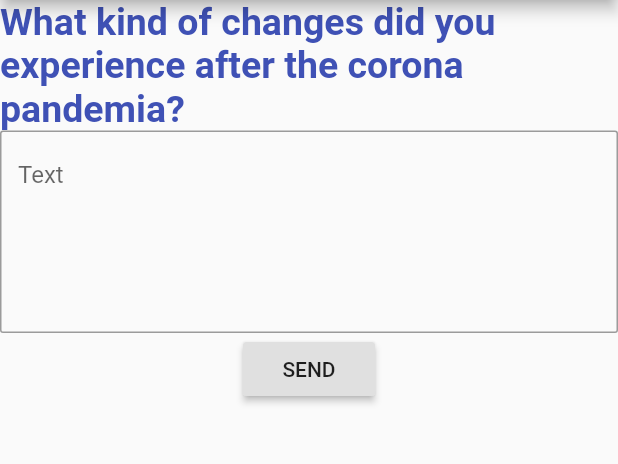
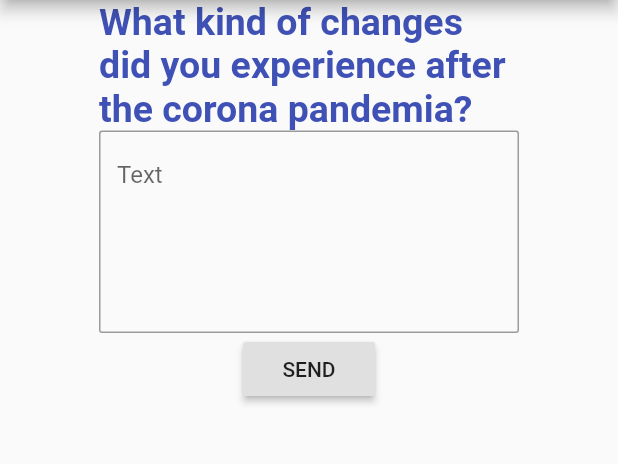
Before and after one commit to FatihSevbanUyanik/cs458-Project2, a Flutter app: the PollPage2 screen opened by its route, on a phone screen of 412 x 824 dp, the part 84-548 px from its top. Run offline on Flutter 3.47's test engine with Material 2 defaults, Android fonts, the phone set to English and light mode, and no system bars.

Commit message:
Some UI fixes on PollPage2
Some UI fixes on PollPage2

```diff
--- a/Flutter-app/survey_app/lib/poll_page2.dart
+++ b/Flutter-app/survey_app/lib/poll_page2.dart
@@ -32,7 +32,12 @@ class MyCustomFormState2 extends State<MyCustomForm2> {
   @override
   Widget build(BuildContext context) {
     // Build a Form widget using the _formKey created above.
-    return Form(
+    return Center(
+        child: Container(
+            width: 280.0,
+            child: Align(
+                alignment: Alignment(-5, 0.5),
+                child: Form(
                     key: _formKey,
                     child: Column(children: <Widget>[
                       // Add TextFormFields and RaisedButton here.
@@ -83,6 +88,7 @@ class MyCustomFormState2 extends State<MyCustomForm2> {
                         },
                         child: Text('SEND'),
                       )
-        ]));
+                    ])))));
+
   }
 }
```
Lines whose indentation alone changed are shown as unchanged.
